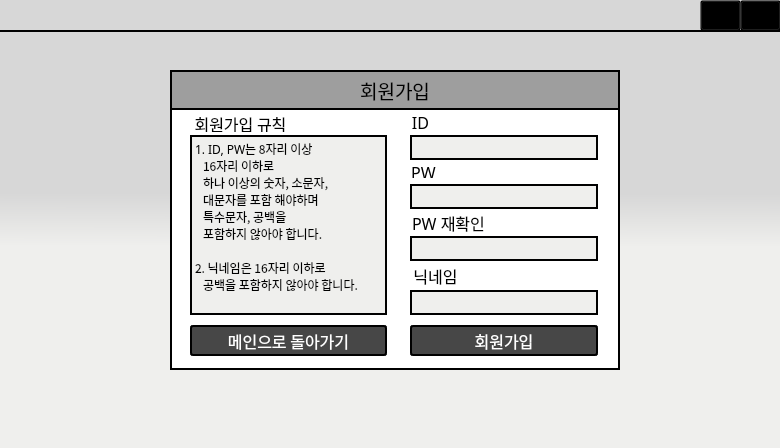
The window that UI/joinGUI.ui (dign1120/graduationProject) describes before a commit, drawn with Qt 5.
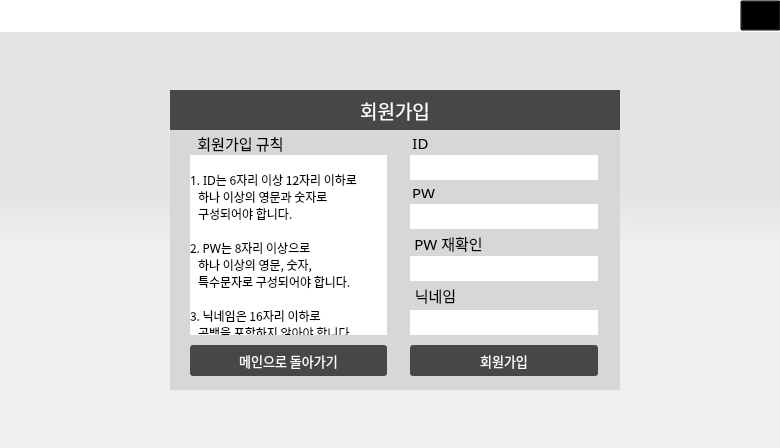
The same window after the commit.

Diff of the .ui file:
```diff
--- a/UI/joinGUI.ui
+++ b/UI/joinGUI.ui
@@ -14,13 +14,13 @@
    <string>PIM AGENT</string>
   </property>
   <property name="styleSheet">
-   <string notr="true">background-color:qlineargradient(spread:pad, x1:0.5, y1:0.432, x2:0.499682, y2:0.551, stop:0 rgba(215, 215, 215, 255), stop:1 rgba(239, 239, 237, 255))</string>
+   <string notr="true">background-color:qlineargradient(spread:pad, x1:0.5, y1:0.432, x2:0.499682, y2:0.551, stop:0 #E4E4E2, stop:1 #EFEFED)</string>
   </property>
   <widget class="QFrame" name="frame">
    <property name="geometry">
     <rect>
      <x>170</x>
-     <y>70</y>
+     <y>90</y>
      <width>450</width>
      <height>300</height>
     </rect>
@@ -32,8 +32,8 @@
     </font>
    </property>
    <property name="styleSheet">
-    <string notr="true">background-color:#ffffff;
-border: 2px solid black;
+    <string notr="true">background-color:#D7D7D5;
+border: transparent;
 </string>
    </property>
    <property name="frameShape">
@@ -58,7 +58,7 @@
      </font>
     </property>
     <property name="styleSheet">
-     <string notr="true">background-color:#EFEFED;</string>
+     <string notr="true">background-color:#ffffff;</string>
     </property>
     <property name="alignment">
      <set>Qt::AlignLeading|Qt::AlignLeft|Qt::AlignVCenter</set>
@@ -75,8 +75,8 @@
     </property>
     <property name="font">
      <font>
-      <family>함초롬돋움</family>
-      <pointsize>12</pointsize>
+      <family>HY견고딕</family>
+      <pointsize>11</pointsize>
      </font>
     </property>
     <property name="styleSheet">
@@ -107,7 +107,7 @@
      </font>
     </property>
     <property name="styleSheet">
-     <string notr="true">background-color:#EFEFED;</string>
+     <string notr="true">background-color:#ffffff;</string>
     </property>
     <property name="echoMode">
      <enum>QLineEdit::Password</enum>
@@ -124,8 +124,8 @@
     </property>
     <property name="font">
      <font>
-      <family>함초롬돋움</family>
-      <pointsize>12</pointsize>
+      <family>HY견고딕</family>
+      <pointsize>11</pointsize>
      </font>
     </property>
     <property name="styleSheet">
@@ -323,17 +323,21 @@
     </property>
     <property name="font">
      <font>
-      <family>함초롬돋움</family>
-      <pointsize>12</pointsize>
-      <weight>50</weight>
-      <bold>false</bold>
+      <family>HY견고딕</family>
+      <pointsize>10</pointsize>
      </font>
     </property>
     <property name="styleSheet">
-     <string notr="true">color: white;
+     <string notr="true">QPushButton{
+color: white;
 background-color:#474747;
 border-style: solid;
-border-radius:3px;</string>
+border-radius:3px;
+}
+
+ QPushButton:hover {
+background-color:#9E9E9E;
+ }</string>
     </property>
     <property name="text">
      <string>메인으로 돌아가기</string>
@@ -350,13 +354,13 @@
     </property>
     <property name="font">
      <font>
-      <family>함초롬돋움</family>
+      <family>HY견고딕</family>
       <pointsize>14</pointsize>
      </font>
     </property>
     <property name="styleSheet">
-     <string notr="true">color: black;
-background-color: #9E9E9E;
+     <string notr="true">color: white;
+background-color:#474747;
 text-align:center;</string>
     </property>
     <property name="text">
@@ -377,8 +381,8 @@
     </property>
     <property name="font">
      <font>
-      <family>함초롬돋움</family>
-      <pointsize>12</pointsize>
+      <family>HY견고딕</family>
+      <pointsize>11</pointsize>
      </font>
     </property>
     <property name="styleSheet">
@@ -409,7 +413,7 @@
      </font>
     </property>
     <property name="styleSheet">
-     <string notr="true">background-color:#EFEFED;</string>
+     <string notr="true">background-color:#ffffff;</string>
     </property>
     <property name="echoMode">
      <enum>QLineEdit::Password</enum>
@@ -426,8 +430,8 @@
     </property>
     <property name="font">
      <font>
-      <family>함초롬돋움</family>
-      <pointsize>12</pointsize>
+      <family>HY견고딕</family>
+      <pointsize>11</pointsize>
      </font>
     </property>
     <property name="styleSheet">
@@ -458,7 +462,7 @@
      </font>
     </property>
     <property name="styleSheet">
-     <string notr="true">background-color:#EFEFED;</string>
+     <string notr="true">background-color:#ffffff;</string>
     </property>
     <property name="echoMode">
      <enum>QLineEdit::Normal</enum>
@@ -475,14 +479,12 @@
     </property>
     <property name="font">
      <font>
-      <family>함초롬돋움</family>
-      <pointsize>12</pointsize>
+      <family>HY견고딕</family>
+      <pointsize>11</pointsize>
      </font>
     </property>
     <property name="styleSheet">
-     <string notr="true">border: 5px solid white;
-background-color: rgba(255, 255, 255, 90);
-background: transparent;</string>
+     <string notr="true">border: transparent;</string>
     </property>
     <property name="text">
      <string>회원가입 규칙</string>
@@ -502,22 +504,24 @@
     </property>
     <property name="font">
      <font>
-      <family>함초롬돋움</family>
+      <family>HY견고딕</family>
       <pointsize>9</pointsize>
      </font>
     </property>
     <property name="styleSheet">
-     <string notr="true">background-color:#EFEFED;</string>
+     <string notr="true">background-color:#ffffff;</string>
     </property>
     <property name="text">
-     <string>1. ID, PW는 8자리 이상
-   16자리 이하로
-   하나 이상의 숫자, 소문자, 
-   대문자를 포함 해야하며 
-   특수문자, 공백을
-   포함하지 않아야 합니다.
+     <string>
+1. ID는 6자리 이상 12자리 이하로
+   하나 이상의 영문과 숫자로
+   구성되어야 합니다.
 
-2. 닉네임은 16자리 이하로 
+2. PW는 8자리 이상으로
+   하나 이상의 영문, 숫자,
+   특수문자로 구성되어야 합니다.
+
+3. 닉네임은 16자리 이하로
    공백을 포함하지 않아야 합니다.</string>
     </property>
     <property name="alignment">
@@ -707,17 +711,21 @@
     </property>
     <property name="font">
      <font>
-      <family>함초롬돋움</family>
-      <pointsize>12</pointsize>
-      <weight>50</weight>
-      <bold>false</bold>
+      <family>HY견고딕</family>
+      <pointsize>10</pointsize>
      </font>
     </property>
     <property name="styleSheet">
-     <string notr="true">color: white;
+     <string notr="true">QPushButton{
+color: white;
 background-color:#474747;
 border-style: solid;
-border-radius:3px;</string>
+border-radius:3px;
+}
+
+ QPushButton:hover {
+background-color:#9E9E9E;
+ }</string>
     </property>
     <property name="text">
      <string>회원가입</string>
@@ -741,7 +749,9 @@
    </property>
    <property name="styleSheet">
     <string notr="true">QPushButton{
-background-color:transparent
+background-color:transparent;
+border:transparent;
+
 }
 
  QPushButton:hover {
@@ -791,9 +801,10 @@
    </property>
    <property name="styleSheet">
     <string notr="true">color: black;
-background-color: rgba(215, 215, 215, 255);
+background-color: rgba(255,255,255);
 text-align:center;
- border-bottom: 2px solid black;</string>
+ border-bottom: 0.4px solid black;
+</string>
    </property>
    <property name="text">
     <string/>
@@ -819,7 +830,7 @@
    </property>
    <property name="styleSheet">
     <string notr="true">color: black;
-background-color: rgba(215, 215, 215, 255);
+background-color: rgba(255,255,255);
 text-align:center;</string>
    </property>
    <property name="text">
```
Left out of the diff: 2 changed lines with no effect on the pictures.
